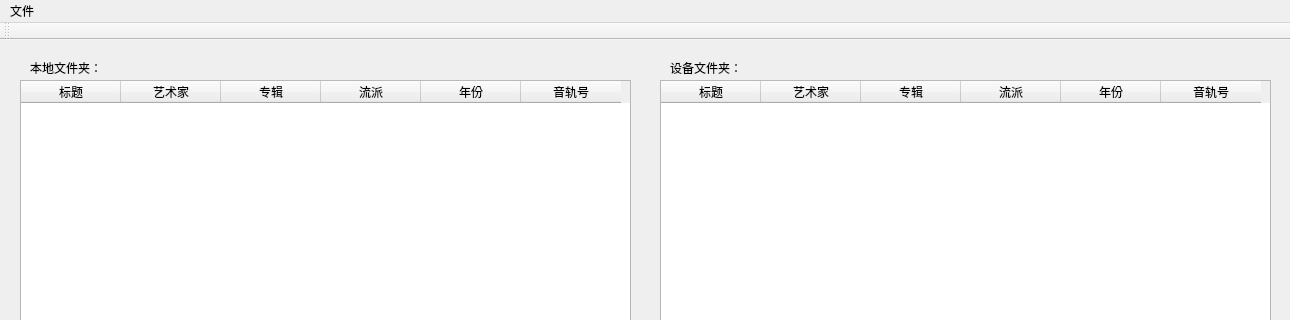
Qt form MusicSyncTool.ui (FunnyAWM/MusicSyncTool) before a commit; both pictures show x 0 to 1290 and y 0 to 320 of the 1290 by 841 pixel window.
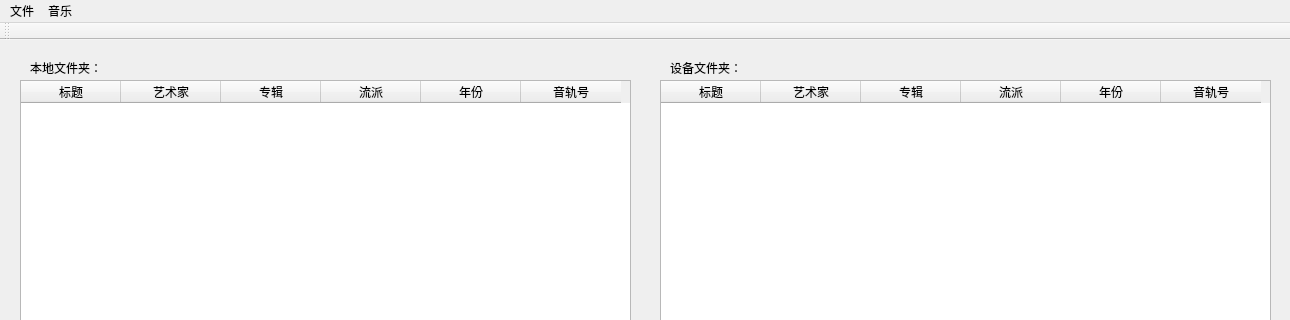
The same form after that commit.

```diff
--- a/MusicSyncTool.ui
+++ b/MusicSyncTool.ui
@@ -171,7 +171,14 @@
     <addaction name="actionAbout"/>
     <addaction name="actionExit"/>
    </widget>
+   <widget class="QMenu" name="menu_3">
+    <property name="title">
+     <string>音乐</string>
+    </property>
+    <addaction name="actionScanDuplicate"/>
+   </widget>
    <addaction name="menu"/>
+   <addaction name="menu_3"/>
   </widget>
   <widget class="QToolBar" name="mainToolBar">
    <attribute name="toolBarArea">
```
Left out of the diff: 5 changed lines with no effect on the pictures.
